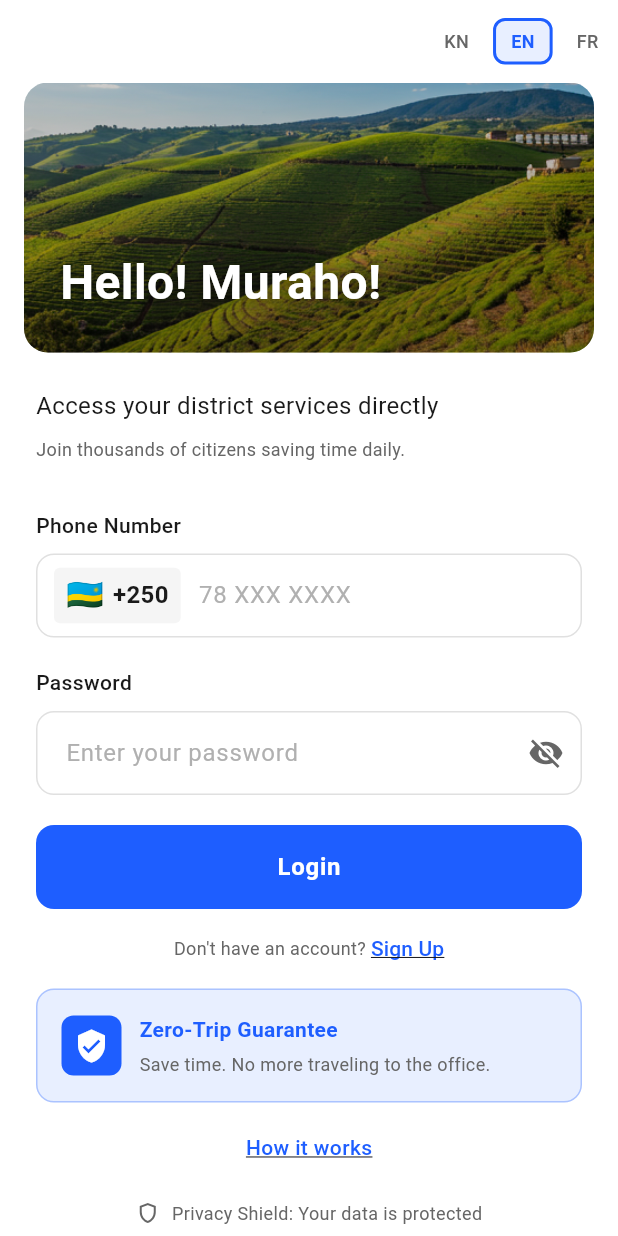
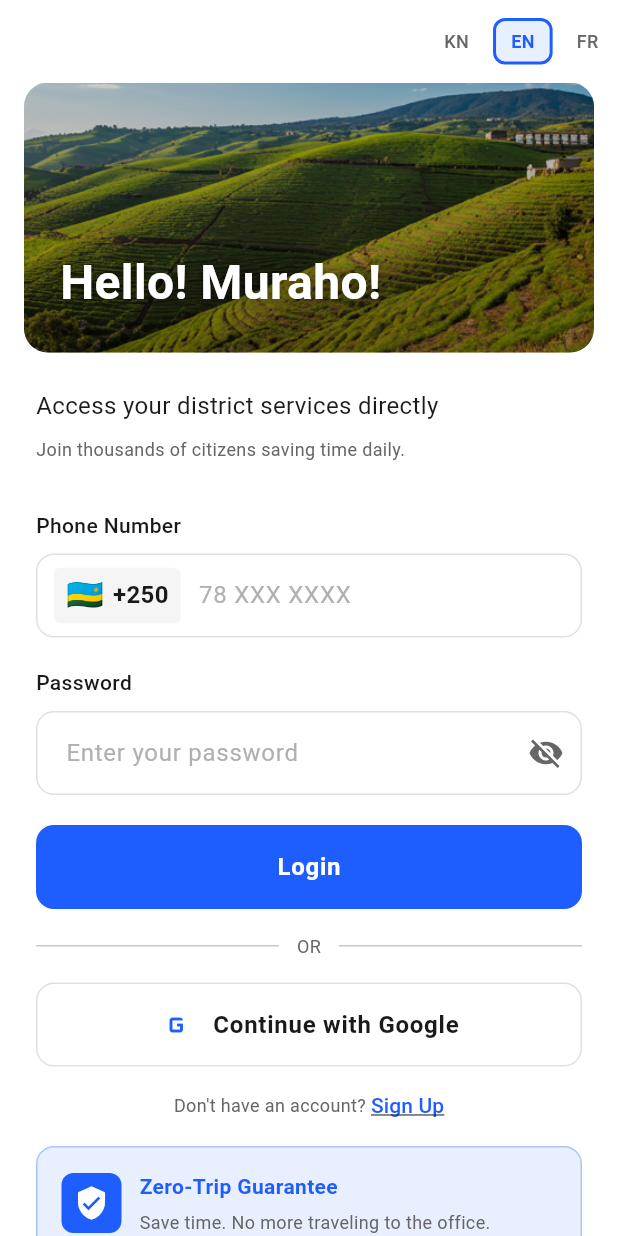
Before and after one commit to KABASINGAarsene/civic-fix, a Flutter app: the screen it shows after launch, after a tap on "Citizen Login", on a phone screen of 412 x 824 dp. Run offline on Flutter 3.47's test engine with Material 3 defaults, Android fonts, the phone set to English and light mode, and no system bars; our stand-ins replace cloud_firestore, firebase_auth, firebase_core, firebase_storage, fl_chart, flutter_map and 5 more; missing offline and left inert: file_selector, record; accounts and stored records are empty; network calls fail.

Commit message:
Add Google Sign-In and Firebase Phone Auth to citizen login and OTP verification

```diff
--- a/lib/screens/auth/citizen_login_screen.dart
+++ b/lib/screens/auth/citizen_login_screen.dart
@@ -1,6 +1,8 @@
 import 'package:district_direct/screens/home/citizen_home_screen.dart';
 import 'package:flutter/material.dart';
 import 'package:flutter/services.dart';
+import 'package:google_sign_in/google_sign_in.dart';
+import 'package:firebase_auth/firebase_auth.dart';
 import '../../constants/app_colors.dart';
 import '../../constants/app_text_styles.dart';
 import '../../utils/validators.dart';
@@ -26,6 +28,7 @@ class _CitizenLoginScreenState extends State<CitizenLoginScreen> {
   final _nidController = TextEditingController();
 
   bool _isLoading = false;
+  bool _isGoogleLoading = false;
   bool _isLoginMode = true;
   bool _obscurePassword = true;
   String _selectedLanguage = 'EN';
@@ -59,6 +62,36 @@ class _CitizenLoginScreenState extends State<CitizenLoginScreen> {
           MaterialPageRoute(builder: (context) => const CitizenHomeScreen()),
         );
       }
+    }
+  }
+
+  Future<void> _handleGoogleSignIn() async {
+    setState(() => _isGoogleLoading = true);
+    try {
+      final googleUser = await GoogleSignIn().signIn();
+      if (googleUser == null) return; // user cancelled
+      final googleAuth = await googleUser.authentication;
+      final credential = GoogleAuthProvider.credential(
+        accessToken: googleAuth.accessToken,
+        idToken: googleAuth.idToken,
+      );
+      await FirebaseAuth.instance.signInWithCredential(credential);
+      if (!mounted) return;
+      Navigator.pushReplacement(
+        context,
+        MaterialPageRoute(builder: (_) => const CitizenHomeScreen()),
+      );
+    } catch (e) {
+      if (!mounted) return;
+      ScaffoldMessenger.of(context).showSnackBar(
+        SnackBar(
+          content: Text('Google sign-in failed: $e'),
+          behavior: SnackBarBehavior.floating,
+          shape: RoundedRectangleBorder(borderRadius: BorderRadius.circular(10)),
+        ),
+      );
+    } finally {
+      if (mounted) setState(() => _isGoogleLoading = false);
     }
   }
 
@@ -696,6 +729,50 @@ class _CitizenLoginScreenState extends State<CitizenLoginScreen> {
                               // Login/Signup Button
                               _buildLoginButton(),
                               const SizedBox(height: 16),
+                              // OR divider
+                              Row(
+                                children: [
+                                  const Expanded(child: Divider()),
+                                  Padding(
+                                    padding: const EdgeInsets.symmetric(horizontal: 12),
+                                    child: Text('OR', style: AppTextStyles.caption.copyWith(color: AppColors.textSecondary)),
+                                  ),
+                                  const Expanded(child: Divider()),
+                                ],
+                              ),
+                              const SizedBox(height: 16),
+                              // Google Sign-In Button
+                              SizedBox(
+                                width: double.infinity,
+                                height: 56,
+                                child: OutlinedButton(
+                                  onPressed: _isGoogleLoading ? null : _handleGoogleSignIn,
+                                  style: OutlinedButton.styleFrom(
+                                    side: const BorderSide(color: AppColors.inputBorder),
+                                    shape: RoundedRectangleBorder(borderRadius: BorderRadius.circular(12)),
+                                  ),
+                                  child: _isGoogleLoading
+                                      ? const SizedBox(
+                                          height: 20,
+                                          width: 20,
+                                          child: CircularProgressIndicator(strokeWidth: 2),
+                                        )
+                                      : Row(
+                                          mainAxisAlignment: MainAxisAlignment.center,
+                                          children: [
+                                            Image.network(
+                                              'https://www.gstatic.com/firebasejs/ui/2.0.0/images/auth/google.svg',
+                                              height: 22,
+                                              width: 22,
+                                              errorBuilder: (_, __, ___) => const Icon(Icons.g_mobiledata, size: 24),
+                                            ),
+                                            const SizedBox(width: 12),
+                                            Text('Continue with Google', style: AppTextStyles.button.copyWith(color: AppColors.textPrimary)),
+                                          ],
+                                        ),
+                                ),
+                              ),
+                              const SizedBox(height: 16),
                               // Mode Toggle Link
                               Center(
                                 child: Row(
--- a/pubspec.yaml
+++ b/pubspec.yaml
@@ -61,6 +61,7 @@ dependencies:
   path_provider: ^2.1.5
   flutter_map: ^8.2.2
   latlong2: ^0.9.1
+  google_sign_in: ^6.2.1
 
 dev_dependencies:
   flutter_test:
```
Also changed, not shown: pubspec.lock, 1 other file.
